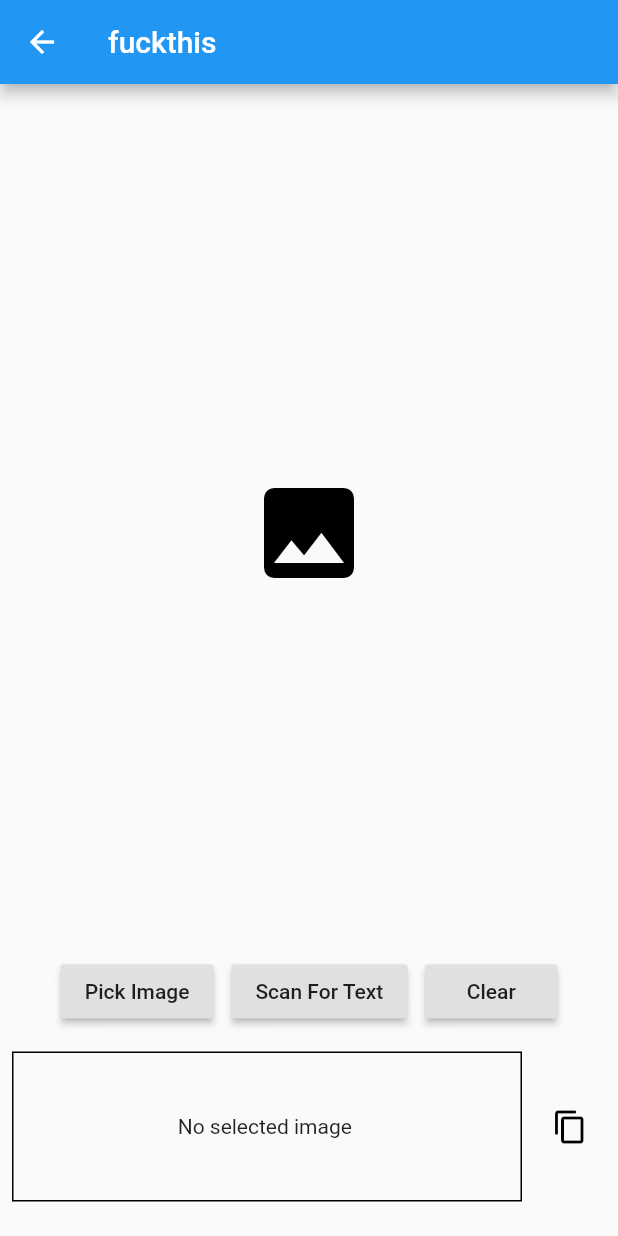
After one commit to tommy725/minor, a Flutter app: the TextRecognitionWidget screen opened directly, after a tap on "Scan For Text", on a phone screen of 412 x 824 dp. The commit adds this screen. Run offline on Flutter 3.47's test engine with Material 2 defaults, Android fonts, the phone set to English and light mode, and no system bars; our stand-ins replace flutter_tts, image_picker, speech_to_text; missing offline and left inert: clipboard, firebase_ml_vision, tflite; accounts and stored records are empty.

Commit message:
intial text recognition done

```diff
--- a/lib/main.dart
+++ b/lib/main.dart
@@ -1,9 +1,11 @@
 import 'package:flutter/material.dart';
 import 'package:minor/color.dart';
 import 'package:minor/currency.dart';
+import 'package:minor/text.dart';
 import 'package:speech_to_text/speech_to_text.dart' as stt;
 import 'face.dart';
 import 'tts.dart';
+import 'text/recognise.dart';
 
 void main() {
   runApp(MyApp());
@@ -101,6 +103,10 @@ class _SpeechScreenState extends State<SpeechScreen> {
               Navigator.push(
                   context, MaterialPageRoute(builder: (context) => color()));
             }
+            else if (_text.contains('text')|| _text.contains('read') ) {
+              Navigator.push(
+                  context, MaterialPageRoute(builder: (context) => TextRecognitionWidget()));
+            }
           }),
         );
       }
--- /dev/null
+++ b/lib/text/api.dart
@@ -0,0 +1,37 @@
+import 'dart:io';
+import 'package:firebase_ml_vision/firebase_ml_vision.dart';
+
+class FirebaseMLApi {
+  static Future<String> recogniseText(File imageFile) async {
+    if (imageFile == null) {
+      return 'No selected image';
+    } else {
+      final visionImage = FirebaseVisionImage.fromFile(imageFile);
+      final textRecognizer = FirebaseVision.instance.textRecognizer();
+      try {
+        final visionText = await textRecognizer.processImage(visionImage);
+        await textRecognizer.close();
+
+        final text = extractText(visionText);
+        return text.isEmpty ? 'No text found in the image' : text;
+      } catch (error) {
+        return error.toString();
+      }
+    }
+  }
+
+  static extractText(VisionText visionText) {
+    String text = '';
+
+    for (TextBlock block in visionText.blocks) {
+      for (TextLine line in block.lines) {
+        for (TextElement word in line.elements) {
+          text = text + word.text + ' ';
+        }
+        text = text + '\n';
+      }
+    }
+
+    return text;
+  }
+}
--- /dev/null
+++ b/lib/text/area.dart
@@ -0,0 +1,36 @@
+import 'package:flutter/material.dart';
+
+class TextAreaWidget extends StatelessWidget {
+  final String text;
+  final VoidCallback onClickedCopy;
+
+  const TextAreaWidget({
+    @required this.text,
+    @required this.onClickedCopy,
+    Key key,
+  }) : super(key: key);
+
+  @override
+  Widget build(BuildContext context) => Row(
+    children: [
+      Expanded(
+        child: Container(
+          height: 100,
+          decoration: BoxDecoration(border: Border.all()),
+          padding: EdgeInsets.all(8),
+          alignment: Alignment.center,
+          child: SelectableText(
+            text.isEmpty ? 'Scan an Image to get text' : text,
+            textAlign: TextAlign.center,
+          ),
+        ),
+      ),
+      const SizedBox(width: 8),
+      IconButton(
+        icon: Icon(Icons.copy, color: Colors.black),
+        color: Colors.grey[200],
+        onPressed: onClickedCopy,
+      ),
+    ],
+  );
+}
--- /dev/null
+++ b/lib/text/controls.dart
@@ -0,0 +1,35 @@
+import 'package:flutter/material.dart';
+
+class ControlsWidget extends StatelessWidget {
+  final VoidCallback onClickedPickImage;
+  final VoidCallback onClickedScanText;
+  final VoidCallback onClickedClear;
+
+  const ControlsWidget({
+    @required this.onClickedPickImage,
+    @required this.onClickedScanText,
+    @required this.onClickedClear,
+    Key key,
+  }) : super(key: key);
+
+  @override
+  Widget build(BuildContext context) => Row(
+    mainAxisAlignment: MainAxisAlignment.center,
+    children: [
+      RaisedButton(
+        onPressed: onClickedPickImage,
+        child: Text('Pick Image'),
+      ),
+      const SizedBox(width: 12),
+      RaisedButton(
+        onPressed: onClickedScanText,
+        child: Text('Scan For Text'),
+      ),
+      const SizedBox(width: 12),
+      RaisedButton(
+        onPressed: onClickedClear,
+        child: Text('Clear'),
+      )
+    ],
+  );
+}
--- /dev/null
+++ b/lib/text/recognise.dart
@@ -0,0 +1,105 @@
+import 'dart:io';
+
+import 'package:clipboard/clipboard.dart';
+import 'api.dart';
+import 'area.dart';
+import 'package:flutter/material.dart';
+import 'package:image_picker/image_picker.dart';
+import 'controls.dart';
+
+class TextRecognitionWidget extends StatefulWidget {
+  const TextRecognitionWidget({
+    Key key,
+  }) : super(key: key);
+
+  @override
+  _TextRecognitionWidgetState createState() => _TextRecognitionWidgetState();
+}
+
+class _TextRecognitionWidgetState extends State<TextRecognitionWidget> {
+  String text = '';
+  File image;
+
+  @override
+  Widget build(BuildContext context) =>
+      Scaffold(
+          appBar: AppBar(
+            title: Text('fuckthis'),
+          ),
+          body: Padding(
+            padding: const EdgeInsets.all(8),
+            child: Column(
+              children: [
+                const SizedBox(height: 25),
+                Expanded(
+                  child: Column(
+                    children: [
+                      Expanded(child: buildImage()),
+                      const SizedBox(height: 16),
+                      ControlsWidget(
+                        onClickedPickImage: pickImage,
+                        onClickedScanText: scanText,
+                        onClickedClear: clear,
+                      ),
+                      const SizedBox(height: 16),
+                      TextAreaWidget(
+                        text: text,
+                        onClickedCopy: copyToClipboard,
+                      ),
+                    ],
+                  ),
+                ),
+                const SizedBox(height: 15),
+              ],
+            ),
+          ),
+      );
+
+Widget buildImage() => Container(
+    child: image != null
+        ? Image.file(image)
+        : Icon(Icons.photo, size: 80, color: Colors.black),
+  );
+
+  Future pickImage() async {
+    final file = await ImagePicker().getImage(source: ImageSource.camera);
+    setImage(File(file.path));
+  }
+
+  Future scanText() async {
+    showDialog(
+      context: context,
+      child: Center(
+        child: CircularProgressIndicator(),
+      ),
+    );
+
+    final text = await FirebaseMLApi.recogniseText(image);
+    setText(text);
+
+    Navigator.of(context).pop();
+  }
+
+  void clear() {
+    setImage(null);
+    setText('');
+  }
+
+  void copyToClipboard() {
+    if (text.trim() != '') {
+      FlutterClipboard.copy(text);
+    }
+  }
+
+  void setImage(File newImage) {
+    setState(() {
+      image = newImage;
+    });
+  }
+
+  void setText(String newText) {
+    setState(() {
+      text = newText;
+    });
+  }
+}
--- a/pubspec.yaml
+++ b/pubspec.yaml
@@ -29,12 +29,14 @@ dependencies:
   # Use with the CupertinoIcons class for iOS style icons.
   cupertino_icons: ^0.1.3
   speech_to_text: ^2.3.0
-  avatar_glow: ^1.2.0
   flutter_tts: ^1.3.0
   image_picker: ^0.6.7+14
   tflite: ^1.0.5
   percent_indicator: ^2.1.1+1
   camera: ^0.5.7+4
+  firebase_core: ^0.5.2+1
+  firebase_ml_vision: ^0.9.7
+  clipboard: ^0.1.2+8
 
 dev_dependencies:
   flutter_test:
```
Also changed, not shown: pubspec.lock, 2 other files.
